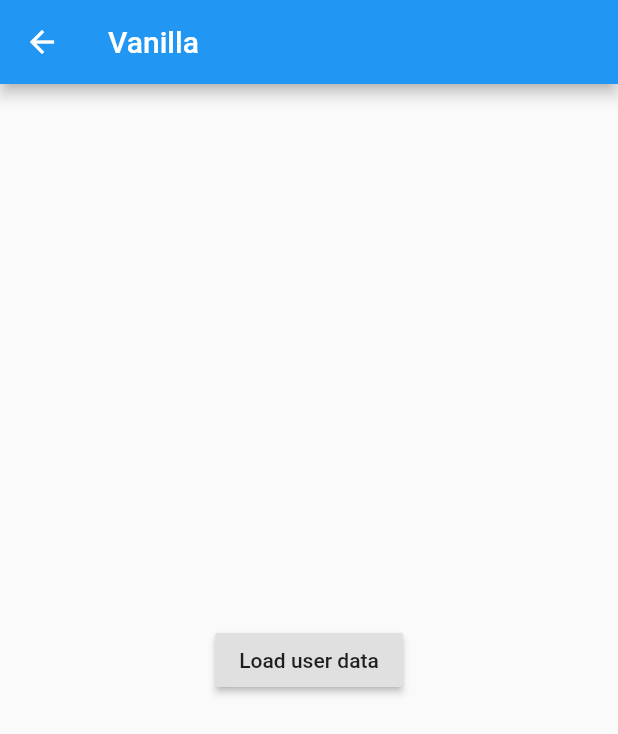
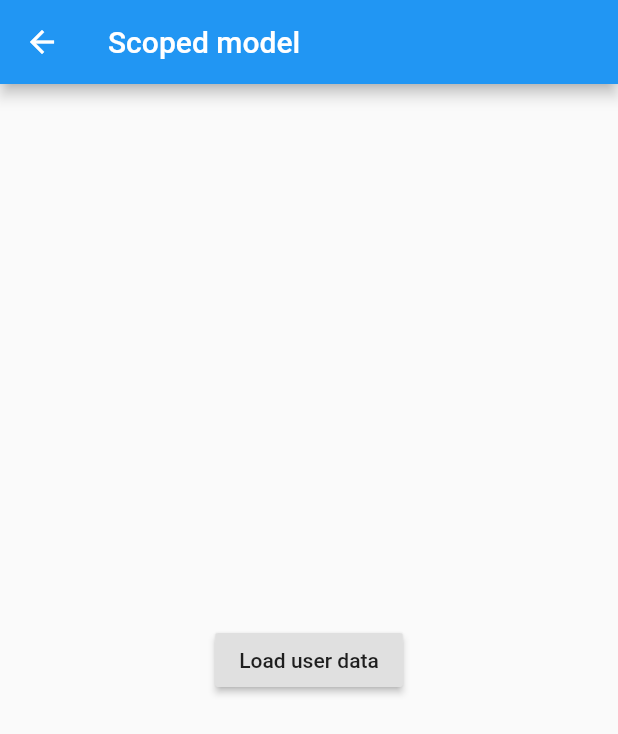
Before and after one commit to savjolovs/flutter_arch_examples, a Flutter app: the UserModelScreen screen opened directly, on a phone screen of 412 x 824 dp. Shown: the top 734 px of the screen. Run offline on Flutter 3.47's test engine with Material 2 defaults, Android fonts, the phone set to English and light mode, and no system bars; accounts and stored records are empty.

Commit message:
title fix

```diff
--- a/lib/screens/bloc/user_bloc_screen.dart
+++ b/lib/screens/bloc/user_bloc_screen.dart
@@ -9,7 +9,7 @@ class UserBlocScreen extends StatelessWidget {
     final UserBloc userBloc = BlocProvider.of(context);
     return Scaffold(
       appBar: AppBar(
-        title: const Text('Vanilla'),
+        title: const Text('Bloc'),
       ),
       body: SafeArea(
         child: StreamBuilder<UserState>(
--- a/lib/screens/scoped_model/user_model_screen.dart
+++ b/lib/screens/scoped_model/user_model_screen.dart
@@ -7,7 +7,7 @@ class UserModelScreen extends StatelessWidget {
   Widget build(BuildContext context) {
     return Scaffold(
       appBar: AppBar(
-        title: const Text('Vanilla'),
+        title: const Text('Scoped model'),
       ),
       body: SafeArea(
         child:
```
